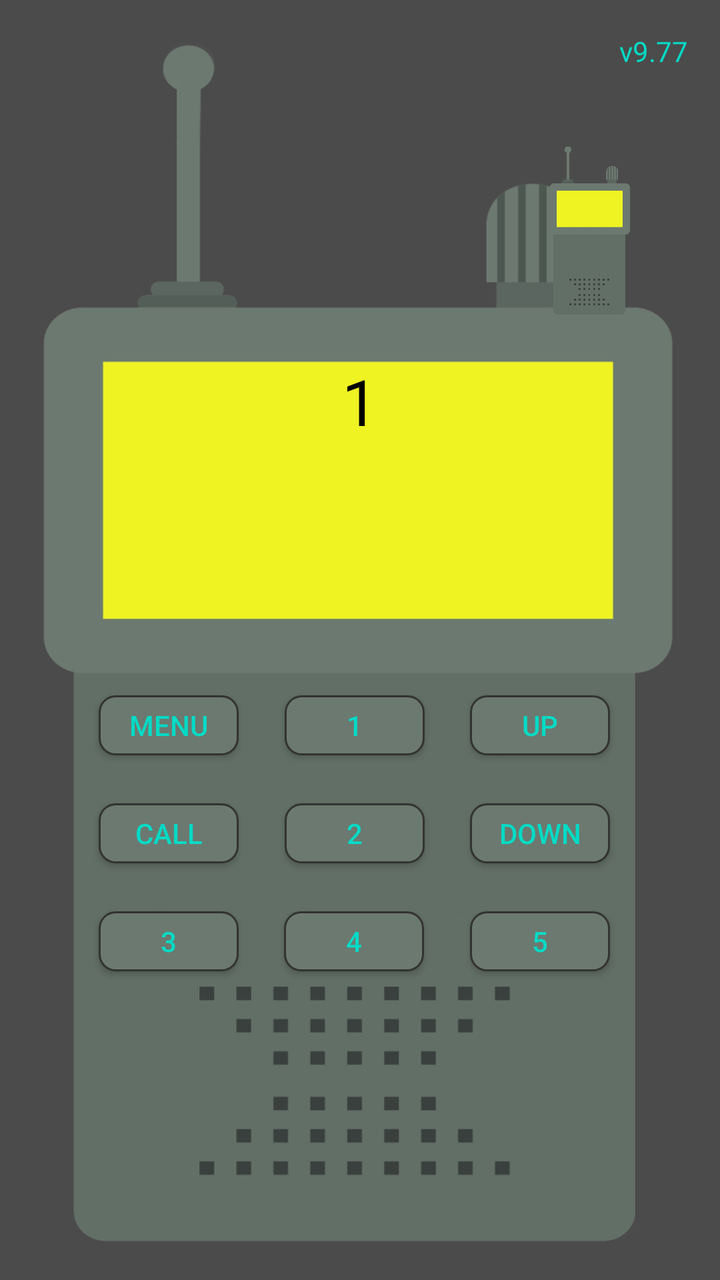
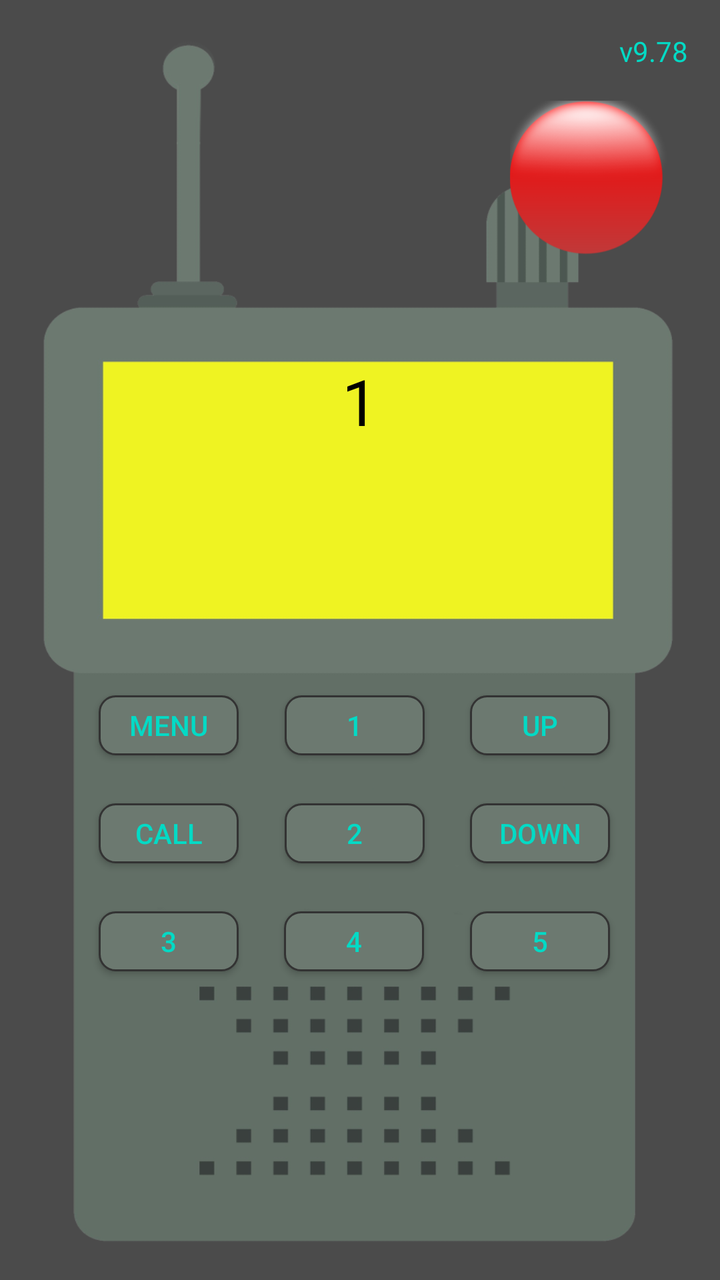

Two renders of the same Android screen: before a commit and after it. Below are the layout's source before the change and the commit's diff.
<!-- AndroidManifest.xml: application theme AppTheme -->
<!-- res/layout/activity_main.xml -->
<?xml version="1.0" encoding="utf-8"?>
<androidx.constraintlayout.widget.ConstraintLayout xmlns:android="http://schemas.android.com/apk/res/android"
    xmlns:app="http://schemas.android.com/apk/res-auto"
    android:layout_width="match_parent"
    android:layout_height="match_parent"
    android:background="@color/colorback"
    android:keepScreenOn="true">

    <ImageView
        android:id="@+id/imageView6"
        android:layout_width="match_parent"
        android:layout_height="match_parent"
        android:scaleType="fitXY"
        app:srcCompat="@drawable/wktpaint1ffwide" />

    <TextView
        android:id="@+id/tvVersion"
        android:layout_width="wrap_content"
        android:layout_height="wrap_content"
        android:layout_marginTop="16dp"
        android:layout_marginEnd="16dp"
        android:text="v9.77"
        android:textColor="@color/colorButton"
        android:textSize="14sp"
        app:layout_constraintEnd_toEndOf="parent"
        app:layout_constraintTop_toTopOf="parent" />

    <TextView
        android:id="@+id/textView"
        android:layout_width="wrap_content"
        android:layout_height="wrap_content"
        android:text="1"
        android:textColor="#000000"
        android:textSize="32sp"
        app:layout_constraintBottom_toBottomOf="@+id/imageView6"
        app:layout_constraintEnd_toEndOf="parent"
        app:layout_constraintStart_toStartOf="parent"
        app:layout_constraintTop_toTopOf="@+id/imageView6"
        app:layout_constraintVertical_bias="0.3" />

    <TextView
        android:id="@+id/textView4"
        android:layout_width="wrap_content"
        android:layout_height="wrap_content"
        android:layout_marginTop="12dp"
        android:textColor="#000000"
        android:textSize="14sp"
        app:layout_constraintEnd_toEndOf="@+id/imageView6"
        app:layout_constraintHorizontal_bias="0.498"
        app:layout_constraintStart_toStartOf="parent"
        app:layout_constraintTop_toBottomOf="@+id/textView" />

    <TextView
        android:id="@+id/tvSpeakingId"
        android:layout_width="wrap_content"
        android:layout_height="wrap_content"
        android:layout_marginTop="12dp"
        android:text=""
        android:textColor="#000000"
        android:textSize="16sp"
        app:layout_constraintEnd_toEndOf="parent"
        app:layout_constraintStart_toStartOf="parent"
        app:layout_constraintTop_toBottomOf="@+id/textView4" />

    <TextView
        android:id="@+id/textView6"
        android:layout_width="95dp"
        android:layout_height="wrap_content"
        android:text=""
        android:textColor="#000000"
        android:textSize="18sp"
        app:layout_constraintBottom_toBottomOf="parent"
        app:layout_constraintEnd_toEndOf="parent"
        app:layout_constraintHorizontal_bias="0.23"
        app:layout_constraintStart_toStartOf="parent"
        app:layout_constraintTop_toTopOf="parent"
        app:layout_constraintVertical_bias="0.45" />

    <ImageView
        android:id="@+id/imageView"
        android:layout_width="20dp"
        android:layout_height="20dp"
        android:layout_marginRight="30dp"
        android:visibility="invisible"
        app:layout_constraintBottom_toBottomOf="parent"
        app:layout_constraintEnd_toEndOf="parent"
        app:layout_constraintHorizontal_bias="0.27"
        app:layout_constraintStart_toStartOf="parent"
        app:layout_constraintTop_toTopOf="parent"
        app:layout_constraintVertical_bias="0.3"
        app:srcCompat="@drawable/r1" />

    
    <ImageView
        android:id="@+id/btnPower"
        android:layout_width="60dp"
        android:layout_height="90dp"
        android:layout_marginTop="70dp"
        android:layout_marginEnd="35dp"
        android:alpha="1.0"
        android:clickable="true"
        android:focusable="true"
        android:scaleType="fitCenter"
        app:layout_constraintEnd_toEndOf="parent"
        app:layout_constraintTop_toTopOf="parent"
        app:srcCompat="@drawable/wktpaint1ffwide" />

    <Button
        android:id="@+id/button"
        android:layout_width="70dp"
        android:layout_height="30dp"
        android:layout_marginTop="24dp"
        android:background="@drawable/roundshapebtn"
        android:text="CALL"
        android:textColor="@color/colorButton"
        app:layout_constraintEnd_toStartOf="@+id/button2"
        app:layout_constraintHorizontal_bias="0.3"
        app:layout_constraintStart_toStartOf="parent"
        app:layout_constraintTop_toBottomOf="@+id/button4" />

    <Button
        android:id="@+id/button1"
        android:layout_width="70dp"
        android:layout_height="30dp"
        android:background="@drawable/roundshapebtn"
        android:text="UP"
        android:textColor="@color/colorButton"
        app:layout_constraintEnd_toEndOf="parent"
        app:layout_constraintHorizontal_bias="0.81"
        app:layout_constraintStart_toStartOf="parent"
        app:layout_constraintTop_toTopOf="@+id/buttonsave1" />

    <Button
        android:id="@+id/button2"
        android:layout_width="70dp"
        android:layout_height="30dp"
        android:layout_marginTop="24dp"
        android:background="@drawable/roundshapebtn"
        android:text="DOWN"
        android:textColor="@color/colorButton"
        app:layout_constraintEnd_toEndOf="parent"
        app:layout_constraintHorizontal_bias="0.81"
        app:layout_constraintStart_toStartOf="parent"
        app:layout_constraintTop_toBottomOf="@+id/button1" />

    <Button
        android:id="@+id/button4"
        android:layout_width="70dp"
        android:layout_height="30dp"
        android:background="@drawable/roundshapebtn"
        android:text="MENU"
        android:textColor="@color/colorButton"
        app:layout_constraintBottom_toBottomOf="@+id/imageView6"
        app:layout_constraintEnd_toStartOf="@+id/button1"
        app:layout_constraintHorizontal_bias="0.3"
        app:layout_constraintStart_toStartOf="parent"
        app:layout_constraintTop_toTopOf="@+id/imageView6"
        app:layout_constraintVertical_bias="0.57" />

    <Button
        android:id="@+id/buttonsave1"
        android:layout_width="70dp"
        android:layout_height="30dp"
        android:background="@drawable/roundshapebtn"
        android:text="1"
        android:textColor="@color/colorButton"
        app:layout_constraintEnd_toStartOf="@+id/button1"
        app:layout_constraintStart_toEndOf="@+id/button4"
        app:layout_constraintTop_toTopOf="@+id/button4" />

    <Button
        android:id="@+id/buttonsave2"
        android:layout_width="70dp"
        android:layout_height="30dp"
        android:layout_marginTop="24dp"
        android:background="@drawable/roundshapebtn"
        android:text="2"
        android:textColor="@color/colorButton"
        app:layout_constraintEnd_toStartOf="@+id/button2"
        app:layout_constraintStart_toEndOf="@+id/button"
        app:layout_constraintTop_toBottomOf="@+id/button1" />

    <Button
        android:id="@+id/buttonsave3"
        android:layout_width="70dp"
        android:layout_height="30dp"
        android:layout_marginTop="24dp"
        android:background="@drawable/roundshapebtn"
        android:text="3"
        android:textColor="@color/colorButton"
        app:layout_constraintEnd_toStartOf="@+id/button1"
        app:layout_constraintHorizontal_bias="0.3"
        app:layout_constraintStart_toStartOf="parent"
        app:layout_constraintTop_toBottomOf="@+id/button" />

    <Button
        android:id="@+id/buttonsave4"
        android:layout_width="70dp"
        android:layout_height="30dp"
        android:layout_marginTop="24dp"
        android:background="@drawable/roundshapebtn"
        android:text="4"
        android:textColor="@color/colorButton"
        app:layout_constraintEnd_toStartOf="@+id/button2"
        app:layout_constraintHorizontal_bias="0.493"
        app:layout_constraintStart_toEndOf="@+id/button"
        app:layout_constraintTop_toBottomOf="@+id/buttonsave2" />

    <Button
        android:id="@+id/buttonsave5"
        android:layout_width="70dp"
        android:layout_height="30dp"
        android:layout_marginTop="24dp"
        android:background="@drawable/roundshapebtn"
        android:text="5"
        android:textColor="@color/colorButton"
        app:layout_constraintEnd_toEndOf="parent"
        app:layout_constraintHorizontal_bias="0.81"
        app:layout_constraintStart_toStartOf="parent"
        app:layout_constraintTop_toBottomOf="@+id/button2" />

    <Button
        android:id="@+id/btnPTT"
        android:layout_width="0dp"
        android:layout_height="0dp"
        android:background="@null"
        app:layout_constraintBottom_toBottomOf="@+id/imageView6"
        app:layout_constraintEnd_toEndOf="parent"
        app:layout_constraintStart_toStartOf="parent"
        app:layout_constraintTop_toBottomOf="@+id/buttonsave4"
        app:layout_constraintWidth_percent="0.6"
        app:layout_constraintHeight_percent="0.25" />

    <Button
        android:id="@+id/btnSecretMode"
        android:layout_width="50dp"
        android:layout_height="50dp"
        android:background="@android:color/transparent"
        app:layout_constraintStart_toStartOf="parent"
        app:layout_constraintTop_toTopOf="parent" />
</androidx.constraintlayout.widget.ConstraintLayout>
<!-- resources referenced by this layout -->
<resources>
  <color name="colorButton">#03dac5</color>
  <color name="colorback">#4b4b4b</color>
  <!-- drawable r1: png bitmap (drawable, 110718 bytes) -->
  <!-- drawable roundshapebtn (drawable) -->
  <?xml version="1.0" encoding="utf-8"?>
  <shape xmlns:android="http://schemas.android.com/apk/res/android"
      android:shape="rectangle">
      <corners android:radius="8dp" />
      <solid android:color="@color/colorButtonBack" />
      <stroke android:width="1dp" android:color="#333333" />
  </shape>
  <!-- drawable wktpaint1ffwide: png bitmap (drawable, 33850 bytes) -->
  <style name="AppTheme" parent="Theme.AppCompat.Light.NoActionBar">
          <item name="colorAccent">@color/colorAccent</item>
          <item name="colorPrimary">@color/colorPrimary</item>
          <item name="colorPrimaryDark">@color/colorPrimaryDark</item>
      </style>
  <color name="colorButtonBack">#6c7970</color>
  <color name="colorAccent">#03dac5</color>
  <color name="colorPrimary">#6200ee</color>
  <color name="colorPrimaryDark">#3700b3</color>
</resources>

<!-- the commit's change to res/layout/activity_main.xml (unified diff, before → after) -->
@@ -19,7 +19,7 @@
         android:layout_height="wrap_content"
         android:layout_marginTop="16dp"
         android:layout_marginEnd="16dp"
-        android:text="v9.77"
+        android:text="v9.78"
         android:textColor="@color/colorButton"
         android:textSize="14sp"
         app:layout_constraintEnd_toEndOf="parent"
@@ -62,6 +62,7 @@
         app:layout_constraintStart_toStartOf="parent"
         app:layout_constraintTop_toBottomOf="@+id/textView4" />
 
+    
     <TextView
         android:id="@+id/textView6"
         android:layout_width="95dp"
@@ -75,6 +76,19 @@
         app:layout_constraintStart_toStartOf="parent"
         app:layout_constraintTop_toTopOf="parent"
         app:layout_constraintVertical_bias="0.45" />
+
+    
+    <ImageView
+        android:id="@+id/imageView2"
+        android:layout_width="20dp"
+        android:layout_height="20dp"
+        android:layout_marginRight="10dp"
+        android:visibility="invisible"
+        app:layout_constraintBottom_toBottomOf="parent"
+        app:layout_constraintEnd_toStartOf="@+id/imageView"
+        app:layout_constraintTop_toTopOf="parent"
+        app:layout_constraintVertical_bias="0.3"
+        app:srcCompat="@drawable/r2" />
 
     <ImageView
         android:id="@+id/imageView"
@@ -93,17 +107,16 @@
     
     <ImageView
         android:id="@+id/btnPower"
-        android:layout_width="60dp"
-        android:layout_height="90dp"
-        android:layout_marginTop="70dp"
-        android:layout_marginEnd="35dp"
-        android:alpha="1.0"
+        android:layout_width="80dp"
+        android:layout_height="80dp"
+        android:layout_marginTop="50dp"
+        android:layout_marginEnd="25dp"
         android:clickable="true"
         android:focusable="true"
         android:scaleType="fitCenter"
         app:layout_constraintEnd_toEndOf="parent"
         app:layout_constraintTop_toTopOf="parent"
-        app:srcCompat="@drawable/wktpaint1ffwide" />
+        app:srcCompat="@drawable/power_off" />
 
     <Button
         android:id="@+id/button"
<!-- resource entries referenced after the edit -->
@@ -2,7 +2,9 @@
 <resources>
   <color name="colorButton">#03dac5</color>
   <color name="colorback">#4b4b4b</color>
+  <!-- drawable power_off: png bitmap (drawable, 110718 bytes) -->
   <!-- drawable r1: png bitmap (drawable, 110718 bytes) -->
+  <!-- drawable r2: png bitmap (drawable, 30101 bytes) -->
   <!-- drawable roundshapebtn (drawable) -->
   <?xml version="1.0" encoding="utf-8"?>
   <shape xmlns:android="http://schemas.android.com/apk/res/android"
